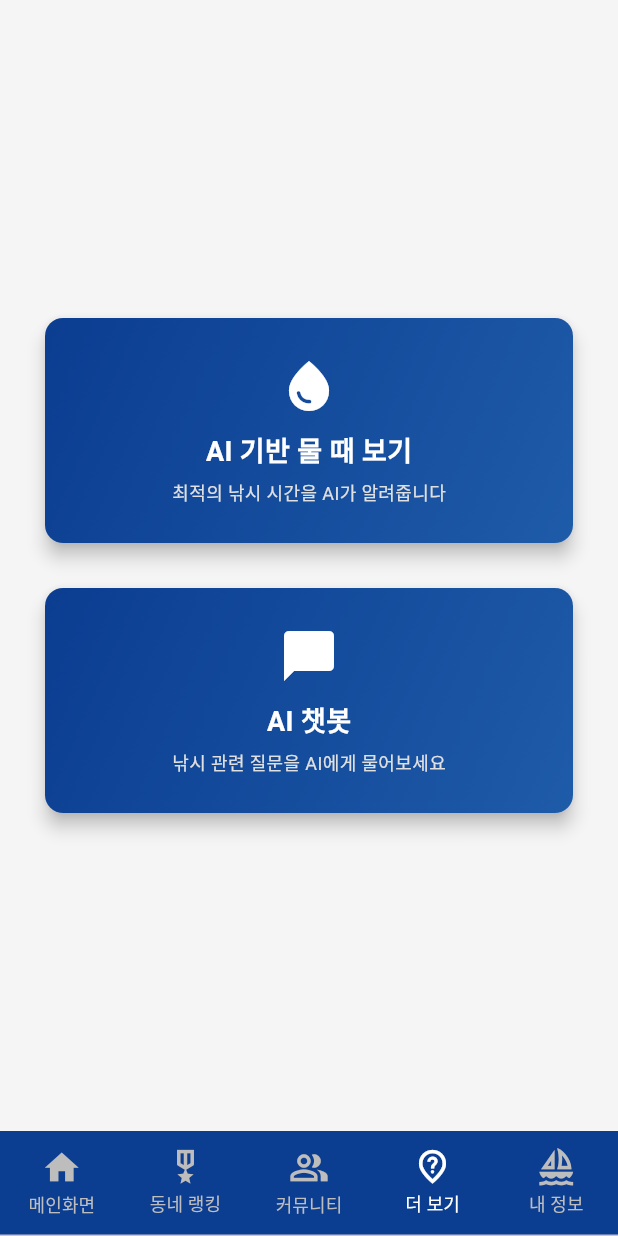
After one commit to bckkingkkang/fish_piece, a Flutter app: the screen it shows after launch, item 4 of the bottom bar chosen, on a phone screen of 412 x 824 dp. The commit adds this screen. Run offline on Flutter 3.47's test engine with Material 3 defaults, Android fonts, the phone set to English and light mode, and no system bars.

Commit message:
더보기 메뉴 추가

```diff
--- a/lib/main.dart
+++ b/lib/main.dart
@@ -1,3 +1,4 @@
+import 'package:fish_piece/screen/more_screen.dart';
 import 'package:fish_piece/widget/bottom_bar.dart';
 import 'package:flutter/material.dart';
 //import 'package:firebase_core/firebase_core.dart';
@@ -32,7 +33,7 @@ class _MyAppState extends State<MyApp> {
               Container(),
               Container(),
               Container(),
-              Container(),
+              MoreScreen(),
               Container(),
             ] ,
           ),
--- /dev/null
+++ b/lib/screen/more_screen.dart
@@ -0,0 +1,113 @@
+import 'package:flutter/material.dart';
+
+class MoreScreen extends StatelessWidget {
+  @override
+  Widget build(BuildContext context) {
+    return Container(
+      color: Color(0xFFF5F5F5),
+      child: Center(
+        child: Column(
+          mainAxisAlignment: MainAxisAlignment.center,
+          crossAxisAlignment: CrossAxisAlignment.center,
+          children: [
+            // AI 기반 물 때 보기 메뉴
+            GestureDetector(
+              onTap: () {
+                // TODO: AI 기반 물 때 보기 페이지로 이동
+              },
+              child: Card(
+                margin: EdgeInsets.symmetric(horizontal: 30, vertical: 15),
+                elevation: 5,
+                shape: RoundedRectangleBorder(
+                  borderRadius: BorderRadius.circular(12),
+                ),
+                child: Container(
+                  padding: EdgeInsets.symmetric(vertical: 25, horizontal: 20),
+                  width: double.infinity,
+                  decoration: BoxDecoration(
+                    borderRadius: BorderRadius.circular(12),
+                    gradient: LinearGradient(
+                      colors: [Color(0xFF0B3D91), Color(0xFF1E5BA8)],
+                      begin: Alignment.topLeft,
+                      end: Alignment.bottomRight,
+                    ),
+                  ),
+                  child: Column(
+                    children: [
+                      Icon(Icons.water_drop, size: 40, color: Colors.white),
+                      SizedBox(height: 10),
+                      Text(
+                        'AI 기반 물 때 보기',
+                        style: TextStyle(
+                          fontSize: 18,
+                          fontWeight: FontWeight.bold,
+                          color: Colors.white,
+                        ),
+                      ),
+                      SizedBox(height: 5),
+                      Text(
+                        '최적의 낚시 시간을 AI가 알려줍니다',
+                        style: TextStyle(
+                          fontSize: 12,
+                          color: Colors.grey.shade300,
+                        ),
+                      ),
+                    ],
+                  ),
+                ),
+              ),
+            ),
+
+            // AI 챗봇 메뉴
+            GestureDetector(
+              onTap: () {
+                // TODO: AI 챗봇 페이지로 이동
+              },
+              child: Card(
+                margin: EdgeInsets.symmetric(horizontal: 30, vertical: 15),
+                elevation: 5,
+                shape: RoundedRectangleBorder(
+                  borderRadius: BorderRadius.circular(12),
+                ),
+                child: Container(
+                  padding: EdgeInsets.symmetric(vertical: 25, horizontal: 20),
+                  width: double.infinity,
+                  decoration: BoxDecoration(
+                    borderRadius: BorderRadius.circular(12),
+                    gradient: LinearGradient(
+                      colors: [Color(0xFF0B3D91), Color(0xFF1E5BA8)],
+                      begin: Alignment.topLeft,
+                      end: Alignment.bottomRight,
+                    ),
+                  ),
+                  child: Column(
+                    children: [
+                      Icon(Icons.chat_bubble, size: 40, color: Colors.white),
+                      SizedBox(height: 10),
+                      Text(
+                        'AI 챗봇',
+                        style: TextStyle(
+                          fontSize: 18,
+                          fontWeight: FontWeight.bold,
+                          color: Colors.white,
+                        ),
+                      ),
+                      SizedBox(height: 5),
+                      Text(
+                        '낚시 관련 질문을 AI에게 물어보세요',
+                        style: TextStyle(
+                          fontSize: 12,
+                          color: Colors.grey.shade300,
+                        ),
+                      ),
+                    ],
+                  ),
+                ),
+              ),
+            ),
+          ],
+        ),
+      ),
+    );
+  }
+}
```
Also changed, not shown: lib/screen/more_ai/chatbot_screen.dart (added), lib/screen/more_ai/seatime_screen.dart (added).
